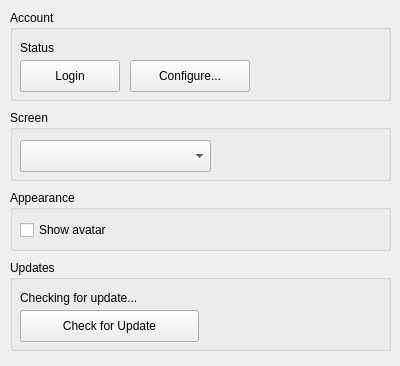
Qt form src/settingwindow.ui (b123400/tootrain-qt) before a commit.
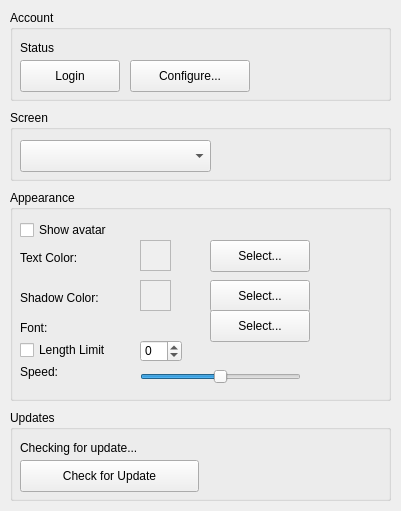
The same form after that commit.

The edit to the form file:
```diff
--- a/src/settingwindow.ui
+++ b/src/settingwindow.ui
@@ -6,8 +6,8 @@
    <rect>
     <x>0</x>
     <y>0</y>
-    <width>400</width>
-    <height>366</height>
+    <width>401</width>
+    <height>511</height>
    </rect>
   </property>
   <property name="sizePolicy">
@@ -104,7 +104,7 @@
    <property name="geometry">
     <rect>
      <x>10</x>
-     <y>260</y>
+     <y>410</y>
      <width>381</width>
      <height>91</height>
     </rect>
@@ -145,7 +145,7 @@
      <x>10</x>
      <y>190</y>
      <width>381</width>
-     <height>61</height>
+     <height>211</height>
     </rect>
    </property>
    <property name="title">
@@ -164,6 +164,183 @@
      <string>Show avatar</string>
     </property>
    </widget>
+   <widget class="QPushButton" name="textColorButton">
+    <property name="geometry">
+     <rect>
+      <x>200</x>
+      <y>50</y>
+      <width>100</width>
+      <height>32</height>
+     </rect>
+    </property>
+    <property name="text">
+     <string>Select...</string>
+    </property>
+   </widget>
+   <widget class="QFrame" name="textColorFrame">
+    <property name="geometry">
+     <rect>
+      <x>130</x>
+      <y>50</y>
+      <width>31</width>
+      <height>31</height>
+     </rect>
+    </property>
+    <property name="autoFillBackground">
+     <bool>true</bool>
+    </property>
+    <property name="frameShape">
+     <enum>QFrame::Shape::StyledPanel</enum>
+    </property>
+    <property name="frameShadow">
+     <enum>QFrame::Shadow::Raised</enum>
+    </property>
+   </widget>
+   <widget class="QLabel" name="textColorLabel">
+    <property name="geometry">
+     <rect>
+      <x>10</x>
+      <y>60</y>
+      <width>101</width>
+      <height>16</height>
+     </rect>
+    </property>
+    <property name="text">
+     <string>Text Color:</string>
+    </property>
+   </widget>
+   <widget class="QLabel" name="shadowColorLabel">
+    <property name="geometry">
+     <rect>
+      <x>10</x>
+      <y>100</y>
+      <width>101</width>
+      <height>16</height>
+     </rect>
+    </property>
+    <property name="text">
+     <string>Shadow Color:</string>
+    </property>
+   </widget>
+   <widget class="QLabel" name="fontLabel">
+    <property name="geometry">
+     <rect>
+      <x>10</x>
+      <y>130</y>
+      <width>181</width>
+      <height>16</height>
+     </rect>
+    </property>
+    <property name="text">
+     <string>Font:</string>
+    </property>
+   </widget>
+   <widget class="QFrame" name="shadowColorFrame">
+    <property name="geometry">
+     <rect>
+      <x>130</x>
+      <y>90</y>
+      <width>31</width>
+      <height>31</height>
+     </rect>
+    </property>
+    <property name="autoFillBackground">
+     <bool>true</bool>
+    </property>
+    <property name="frameShape">
+     <enum>QFrame::Shape::StyledPanel</enum>
+    </property>
+    <property name="frameShadow">
+     <enum>QFrame::Shadow::Raised</enum>
+    </property>
+   </widget>
+   <widget class="QPushButton" name="shadowColorButton">
+    <property name="geometry">
+     <rect>
+      <x>200</x>
+      <y>90</y>
+      <width>100</width>
+      <height>32</height>
+     </rect>
+    </property>
+    <property name="text">
+     <string>Select...</string>
+    </property>
+   </widget>
+   <widget class="QPushButton" name="fontButton">
+    <property name="geometry">
+     <rect>
+      <x>200</x>
+      <y>120</y>
+      <width>100</width>
+      <height>32</height>
+     </rect>
+    </property>
+    <property name="text">
+     <string>Select...</string>
+    </property>
+   </widget>
+   <widget class="QCheckBox" name="lengthLimitCheckBox">
+    <property name="geometry">
+     <rect>
+      <x>10</x>
+      <y>150</y>
+      <width>161</width>
+      <height>20</height>
+     </rect>
+    </property>
+    <property name="text">
+     <string>Length Limit</string>
+    </property>
+   </widget>
+   <widget class="QSpinBox" name="lengthLimitSpinBox">
+    <property name="geometry">
+     <rect>
+      <x>130</x>
+      <y>150</y>
+      <width>42</width>
+      <height>22</height>
+     </rect>
+    </property>
+    <property name="minimum">
+     <number>-1</number>
+    </property>
+    <property name="maximum">
+     <number>1000</number>
+    </property>
+   </widget>
+   <widget class="QLabel" name="label">
+    <property name="geometry">
+     <rect>
+      <x>10</x>
+      <y>174</y>
+      <width>58</width>
+      <height>16</height>
+     </rect>
+    </property>
+    <property name="text">
+     <string>Speed:</string>
+    </property>
+   </widget>
+   <widget class="QSlider" name="speedSlider">
+    <property name="geometry">
+     <rect>
+      <x>130</x>
+      <y>174</y>
+      <width>161</width>
+      <height>25</height>
+     </rect>
+    </property>
+    <property name="maximum">
+     <number>20</number>
+    </property>
+    <property name="value">
+     <number>10</number>
+    </property>
+    <property name="orientation">
+     <enum>Qt::Orientation::Horizontal</enum>
+    </property>
+   </widget>
   </widget>
  </widget>
  <resources/>
```
